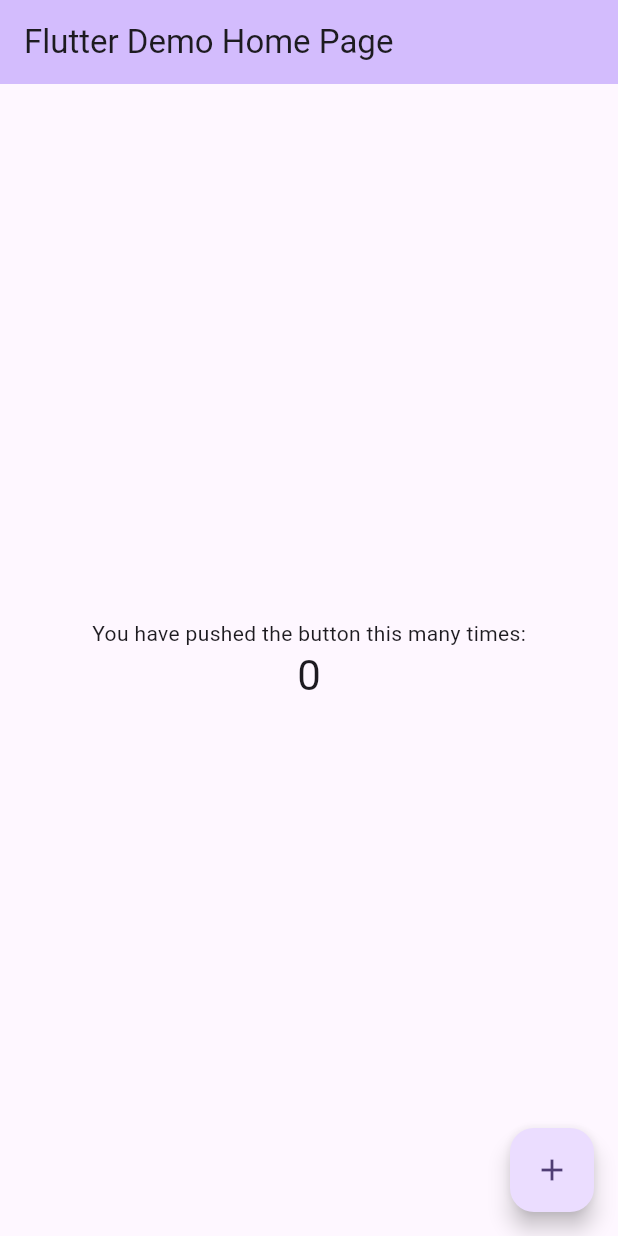
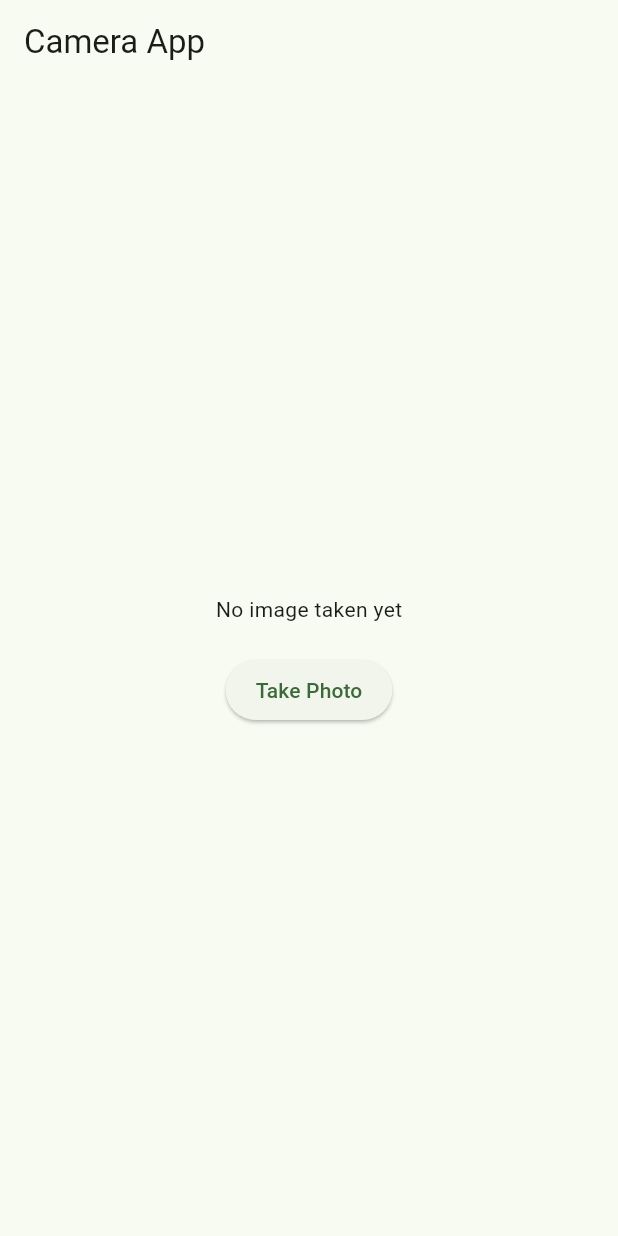
Before and after one commit to jplimmer/garden-glossary, a Flutter app: the screen it shows after launch, on a phone screen of 412 x 824 dp. Run offline on Flutter 3.47's test engine with Material 3 defaults, Android fonts, the phone set to English and light mode, and no system bars; our stand-ins replace image_picker.

Commit message:
Basic front-end structure
Basic Flutter front-end structure with image_picker;
Updated gradle & ndk versions;

```diff
--- a/garden_glossary_flutter/lib/main.dart
+++ b/garden_glossary_flutter/lib/main.dart
@@ -1,4 +1,6 @@
+import 'dart:io';
 import 'package:flutter/material.dart';
+import 'package:image_picker/image_picker.dart';
 
 void main() {
   runApp(const MyApp());
@@ -7,119 +9,94 @@
 class MyApp extends StatelessWidget {
   const MyApp({super.key});
 
-  // This widget is the root of your application.
   @override
   Widget build(BuildContext context) {
     return MaterialApp(
-      title: 'Flutter Demo',
+      title: 'Garden Glossary',
       theme: ThemeData(
-        // This is the theme of your application.
-        //
-        // TRY THIS: Try running your application with "flutter run". You'll see
-        // the application has a purple toolbar. Then, without quitting the app,
-        // try changing the seedColor in the colorScheme below to Colors.green
-        // and then invoke "hot reload" (save your changes or press the "hot
-        // reload" button in a Flutter-supported IDE, or press "r" if you used
-        // the command line to start the app).
-        //
-        // Notice that the counter didn't reset back to zero; the application
-        // state is not lost during the reload. To reset the state, use hot
-        // restart instead.
-        //
-        // This works for code too, not just values: Most code changes can be
-        // tested with just a hot reload.
-        colorScheme: ColorScheme.fromSeed(seedColor: Colors.deepPurple),
+        colorScheme: ColorScheme.fromSeed(seedColor: Colors.green),
         useMaterial3: true,
+        visualDensity: VisualDensity.adaptivePlatformDensity,
       ),
-      home: const MyHomePage(title: 'Flutter Demo Home Page'),
+      home: const CameraPage(),
     );
   }
 }
 
-class MyHomePage extends StatefulWidget {
-  const MyHomePage({super.key, required this.title});
-
-  // This widget is the home page of your application. It is stateful, meaning
-  // that it has a State object (defined below) that contains fields that affect
-  // how it looks.
-
-  // This class is the configuration for the state. It holds the values (in this
-  // case the title) provided by the parent (in this case the App widget) and
-  // used by the build method of the State. Fields in a Widget subclass are
-  // always marked "final".
-
-  final String title;
+class CameraPage extends StatefulWidget {
+  const CameraPage({super.key});
 
   @override
-  State<MyHomePage> createState() => _MyHomePageState();
+  CameraPageState createState() => CameraPageState();
 }
 
-class _MyHomePageState extends State<MyHomePage> {
-  int _counter = 0;
+class CameraPageState extends State<CameraPage> {
+  File? _image;
+  final picker = ImagePicker();
 
-  void _incrementCounter() {
-    setState(() {
-      // This call to setState tells the Flutter framework that something has
-      // changed in this State, which causes it to rerun the build method below
-      // so that the display can reflect the updated values. If we changed
-      // _counter without calling setState(), then the build method would not be
-      // called again, and so nothing would appear to happen.
-      _counter++;
-    });
+  // Function to take a photo using the device camera
+  Future<void> _takePhoto() async {
+    try {
+      final pickedFile = await picker.pickImage(source: ImageSource.camera);
+
+      // Check if the widget is still mounted before updating state
+      if (!mounted) return;
+
+      // If a photo is picked, update the state with the new image
+      if (pickedFile != null) {
+        setState(() {
+          _image = File(pickedFile.path);
+        });
+
+        // Show SnackBar using ScaffoldMessenger of the current context
+        ScaffoldMessenger.of(context).showSnackBar(
+          const SnackBar(content: Text('Photo taken successfully')),
+        );
+      }
+    } catch (e) {
+      // Check if the widget is still mounted before showing SnackBar
+      if (!mounted) return;
+
+      // Handle any errors that might occur during photo capture
+      ScaffoldMessenger.of(context).showSnackBar(
+        SnackBar(content: Text('Failed to take photo: $e')),
+      );
+    }
   }
 
   @override
   Widget build(BuildContext context) {
-    // This method is rerun every time setState is called, for instance as done
-    // by the _incrementCounter method above.
-    //
-    // The Flutter framework has been optimized to make rerunning build methods
-    // fast, so that you can just rebuild anything that needs updating rather
-    // than having to individually change instances of widgets.
     return Scaffold(
       appBar: AppBar(
-        // TRY THIS: Try changing the color here to a specific color (to
-        // Colors.amber, perhaps?) and trigger a hot reload to see the AppBar
-        // change color while the other colors stay the same.
-        backgroundColor: Theme.of(context).colorScheme.inversePrimary,
-        // Here we take the value from the MyHomePage object that was created by
-        // the App.build method, and use it to set our appbar title.
-        title: Text(widget.title),
+        title: const Text('Camera App'),
       ),
       body: Center(
-        // Center is a layout widget. It takes a single child and positions it
-        // in the middle of the parent.
         child: Column(
-          // Column is also a layout widget. It takes a list of children and
-          // arranges them vertically. By default, it sizes itself to fit its
-          // children horizontally, and tries to be as tall as its parent.
-          //
-          // Column has various properties to control how it sizes itself and
-          // how it positions its children. Here we use mainAxisAlignment to
-          // center the children vertically; the main axis here is the vertical
-          // axis because Columns are vertical (the cross axis would be
-          // horizontal).
-          //
-          // TRY THIS: Invoke "debug painting" (choose the "Toggle Debug Paint"
-          // action in the IDE, or press "p" in the console), to see the
-          // wireframe for each widget.
           mainAxisAlignment: MainAxisAlignment.center,
           children: <Widget>[
-            const Text(
-              'You have pushed the button this many times:',
-            ),
-            Text(
-              '$_counter',
-              style: Theme.of(context).textTheme.headlineMedium,
+            // Display the captured image if available
+            _image != null
+                ? Image.file(
+                    _image!,
+                    height: 300,
+                    width: 300,
+                    fit: BoxFit.cover,
+                  )
+                : const Text('No image taken yet'),
+
+            const SizedBox(height: 20),
+
+            // Button to take a photo
+            ElevatedButton(
+              onPressed: _takePhoto,
+              style: ElevatedButton.styleFrom(
+                padding: const EdgeInsets.symmetric(horizontal: 20, vertical: 10),
+              ),
+              child: const Text('Take Photo'),
             ),
           ],
         ),
       ),
-      floatingActionButton: FloatingActionButton(
-        onPressed: _incrementCounter,
-        tooltip: 'Increment',
-        child: const Icon(Icons.add),
-      ), // This trailing comma makes auto-formatting nicer for build methods.
     );
   }
 }
--- a/garden_glossary_flutter/pubspec.yaml
+++ b/garden_glossary_flutter/pubspec.yaml
@@ -1,5 +1,5 @@
 name: garden_glossary
-description: "A new Flutter project."
+description: "Front-end for a mobile application that identifies a plant photo and returns key information about the plant from RHS."
 # The following line prevents the package from being accidentally published to
 # pub.dev using `flutter pub publish`. This is preferred for private packages.
 publish_to: 'none' # Remove this line if you wish to publish to pub.dev
@@ -35,6 +35,7 @@ dependencies:
   # The following adds the Cupertino Icons font to your application.
   # Use with the CupertinoIcons class for iOS style icons.
   cupertino_icons: ^1.0.8
+  image_picker: ^1.1.2
 
 dev_dependencies:
   flutter_test:
```
Also changed, not shown: garden_glossary_flutter/pubspec.lock, 8 other files.
